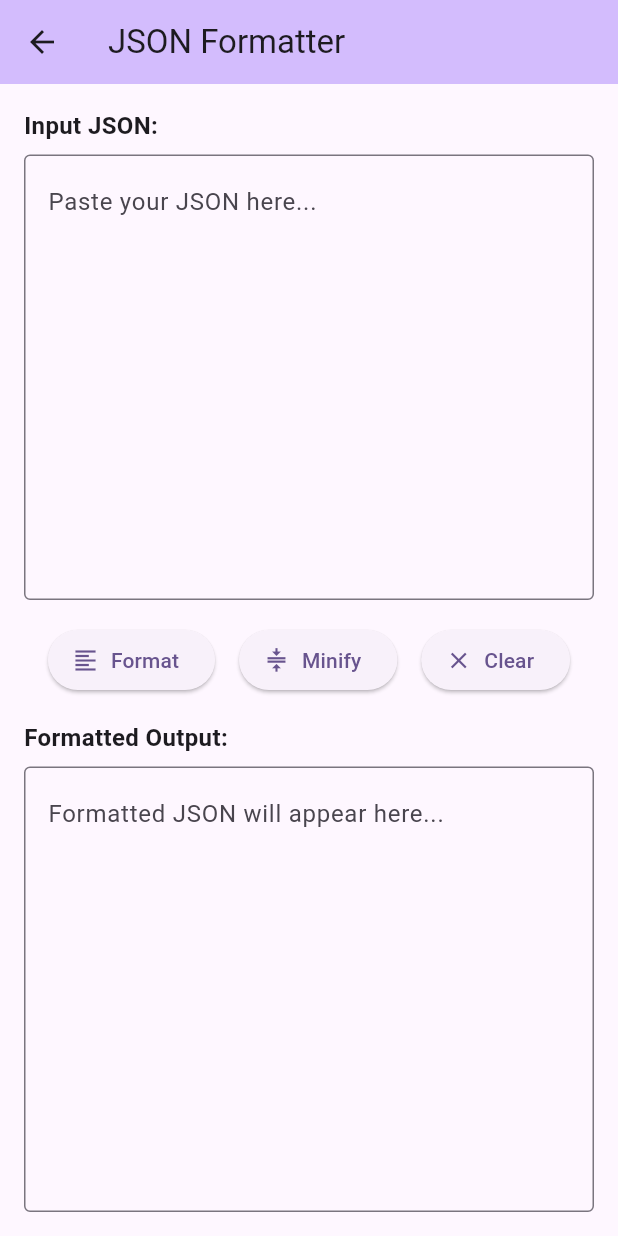
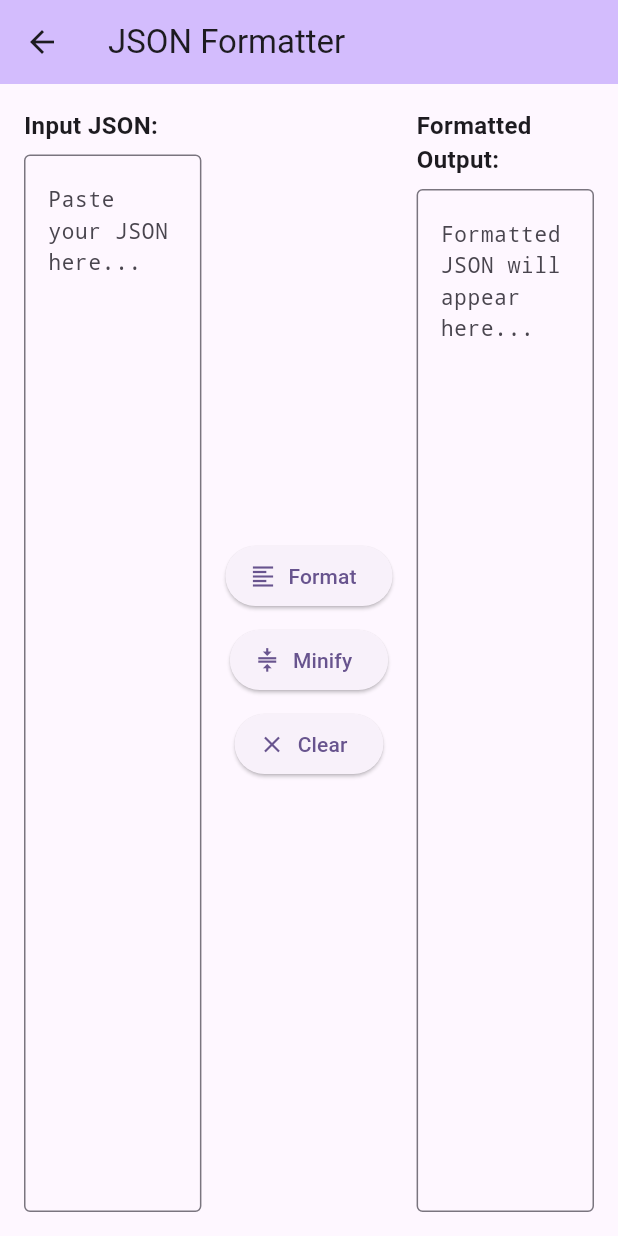
Before and after one commit to sutanto1010/devtools, a Flutter app: the JsonFormatterScreen screen opened directly, on a phone screen of 412 x 824 dp. Run offline on Flutter 3.47's test engine with Material 3 defaults, Android fonts, the light colour scheme and no system bars; our stand-ins replace file_picker, package_info_plus, sqflite, yaml; missing offline and left inert: encrypt, openpgp, screen_capturer, super_clipboard, syntax_highlight, tray_manager and 1 more; accounts and stored records are empty.

Commit message:
feat(json_formatter): add syntax highlighting for JSON formatting
Implement syntax highlighting in JSON formatter screen using syntax_highlight package

```diff
--- a/lib/screens/json_formatter_screen.dart
+++ b/lib/screens/json_formatter_screen.dart
@@ -1,5 +1,6 @@
 import 'package:flutter/material.dart';
 import 'dart:convert';
+import 'package:syntax_highlight/syntax_highlight.dart';
 
 class JsonFormatterScreen extends StatefulWidget {
   const JsonFormatterScreen({super.key});
@@ -12,6 +13,32 @@ class _JsonFormatterScreenState extends State<JsonFormatterScreen> {
   final TextEditingController _inputController = TextEditingController();
   final TextEditingController _outputController = TextEditingController();
   String _errorMessage = '';
+  Highlighter? _jsonHighlighter;
+  bool _isHighlighterReady = false;
+
+  @override
+  void initState() {
+    super.initState();
+    _initializeHighlighter();
+  }
+
+  Future<void> _initializeHighlighter() async {
+    try {
+      await Highlighter.initialize(['json']);
+      _jsonHighlighter = Highlighter(
+        language: 'json',
+        theme: await HighlighterTheme.loadLightTheme(),
+      );
+      setState(() {
+        _isHighlighterReady = true;
+      });
+    } catch (e) {
+      // Fallback if highlighter fails to initialize
+      setState(() {
+        _isHighlighterReady = false;
+      });
+    }
+  }
 
   void _formatJson() {
     setState(() {
@@ -78,6 +105,86 @@ class _JsonFormatterScreenState extends State<JsonFormatterScreen> {
     });
   }
 
+  Widget _buildHighlightedTextField({
+    required TextEditingController controller,
+    required String hintText,
+    bool readOnly = false,
+  }) {
+    if (!_isHighlighterReady || _jsonHighlighter == null) {
+      // Fallback to regular TextField if highlighter is not ready
+      return TextField(
+        controller: controller,
+        maxLines: null,
+        expands: true,
+        readOnly: readOnly,
+        decoration: InputDecoration(
+          border: const OutlineInputBorder(),
+          hintText: hintText,
+        ),
+        textAlignVertical: TextAlignVertical.top,
+        style: const TextStyle(
+          fontFamily: 'monospace',
+          fontSize: 14,
+        ),
+      );
+    }
+
+    return TextField(
+      controller: controller,
+      maxLines: null,
+      expands: true,
+      readOnly: readOnly,
+      decoration: InputDecoration(
+        border: const OutlineInputBorder(),
+        hintText: hintText,
+      ),
+      textAlignVertical: TextAlignVertical.top,
+      style: const TextStyle(
+        fontFamily: 'monospace',
+        fontSize: 14,
+      ),
+      onChanged: (value) {
+        setState(() {}); // Trigger rebuild for syntax highlighting
+      },
+    );
+  }
+
+  Widget _buildHighlightedText(String text, String hintText) {
+    if (text.isEmpty) {
+      return Text(
+        hintText,
+        style: const TextStyle(
+          fontFamily: 'monospace',
+          fontSize: 14,
+          color: Colors.grey,
+        ),
+      );
+    }
+
+    try {
+      // Validate JSON before highlighting
+      jsonDecode(text);
+      final highlighted = _jsonHighlighter!.highlight(text);
+      return Text.rich(
+        highlighted,
+        style: const TextStyle(
+          fontFamily: 'monospace',
+          fontSize: 14,
+        ),
+      );
+    } catch (e) {
+      // If JSON is invalid, show plain text
+      return Text(
+        text,
+        style: const TextStyle(
+          fontFamily: 'monospace',
+          fontSize: 14,
+          color: Colors.red,
+        ),
+      );
+    }
+  }
+
   @override
   Widget build(BuildContext context) {
     return Scaffold(
@@ -87,6 +194,12 @@ class _JsonFormatterScreenState extends State<JsonFormatterScreen> {
       ),
       body: Padding(
         padding: const EdgeInsets.all(16.0),
+        child: Row(
+          crossAxisAlignment: CrossAxisAlignment.stretch,
+          children: [
+            // Left side - Input
+            Expanded(
+              flex: 1,
               child: Column(
                 crossAxisAlignment: CrossAxisAlignment.stretch,
                 children: [
@@ -96,42 +209,40 @@ class _JsonFormatterScreenState extends State<JsonFormatterScreen> {
                   ),
                   const SizedBox(height: 8),
                   Expanded(
-              flex: 2,
-              child: TextField(
+                    child: _buildHighlightedTextField(
                       controller: _inputController,
-                maxLines: null,
-                expands: true,
-                decoration: const InputDecoration(
-                  border: OutlineInputBorder(),
                       hintText: 'Paste your JSON here...',
                     ),
-                textAlignVertical: TextAlignVertical.top,
+                  ),
+                ],
               ),
             ),
-            const SizedBox(height: 16),
-            Row(
-              mainAxisAlignment: MainAxisAlignment.spaceEvenly,
+            const SizedBox(width: 16),
+            // Center - Buttons and Error
+            Column(
+              mainAxisAlignment: MainAxisAlignment.center,
               children: [
                 ElevatedButton.icon(
                   onPressed: _formatJson,
                   icon: const Icon(Icons.format_align_left),
                   label: const Text('Format'),
                 ),
+                const SizedBox(height: 8),
                 ElevatedButton.icon(
                   onPressed: _minifyJson,
                   icon: const Icon(Icons.compress),
                   label: const Text('Minify'),
                 ),
+                const SizedBox(height: 8),
                 ElevatedButton.icon(
                   onPressed: _clearAll,
                   icon: const Icon(Icons.clear),
                   label: const Text('Clear'),
                 ),
-              ],
-            ),
+                if (_errorMessage.isNotEmpty) ...[
                   const SizedBox(height: 16),
-            if (_errorMessage.isNotEmpty)
                   Container(
+                    width: 200,
                     padding: const EdgeInsets.all(8),
                     decoration: BoxDecoration(
                       color: Colors.red.shade100,
@@ -140,26 +251,32 @@ class _JsonFormatterScreenState extends State<JsonFormatterScreen> {
                     child: Text(
                       _errorMessage,
                       style: const TextStyle(color: Colors.red),
+                      textAlign: TextAlign.center,
                     ),
                   ),
-            if (_errorMessage.isNotEmpty) const SizedBox(height: 8),
+                ],
+              ],
+            ),
+            const SizedBox(width: 16),
+            // Right side - Output
+            Expanded(
+              flex: 1,
+              child: Column(
+                crossAxisAlignment: CrossAxisAlignment.stretch,
+                children: [
                   const Text(
                     'Formatted Output:',
                     style: TextStyle(fontSize: 16, fontWeight: FontWeight.bold),
                   ),
                   const SizedBox(height: 8),
                   Expanded(
-              flex: 2,
-              child: TextField(
+                    child: _buildHighlightedTextField(
                       controller: _outputController,
-                maxLines: null,
-                expands: true,
+                      hintText: 'Formatted JSON will appear here...',
                       readOnly: true,
-                decoration: const InputDecoration(
-                  border: OutlineInputBorder(),
-                  hintText: 'Formatted JSON will appear here...',
                     ),
-                textAlignVertical: TextAlignVertical.top,
+                  ),
+                ],
               ),
             ),
           ],
--- a/pubspec.yaml
+++ b/pubspec.yaml
@@ -53,6 +53,7 @@ dependencies:
   yaml: ^3.1.2
   screen_capturer: ^0.2.3
   super_clipboard: ^0.9.1
+  syntax_highlight: ^0.5.0
 
 dev_dependencies:
   flutter_test:
```
Also changed, not shown: pubspec.lock. Lines whose indentation alone changed are shown as unchanged.
